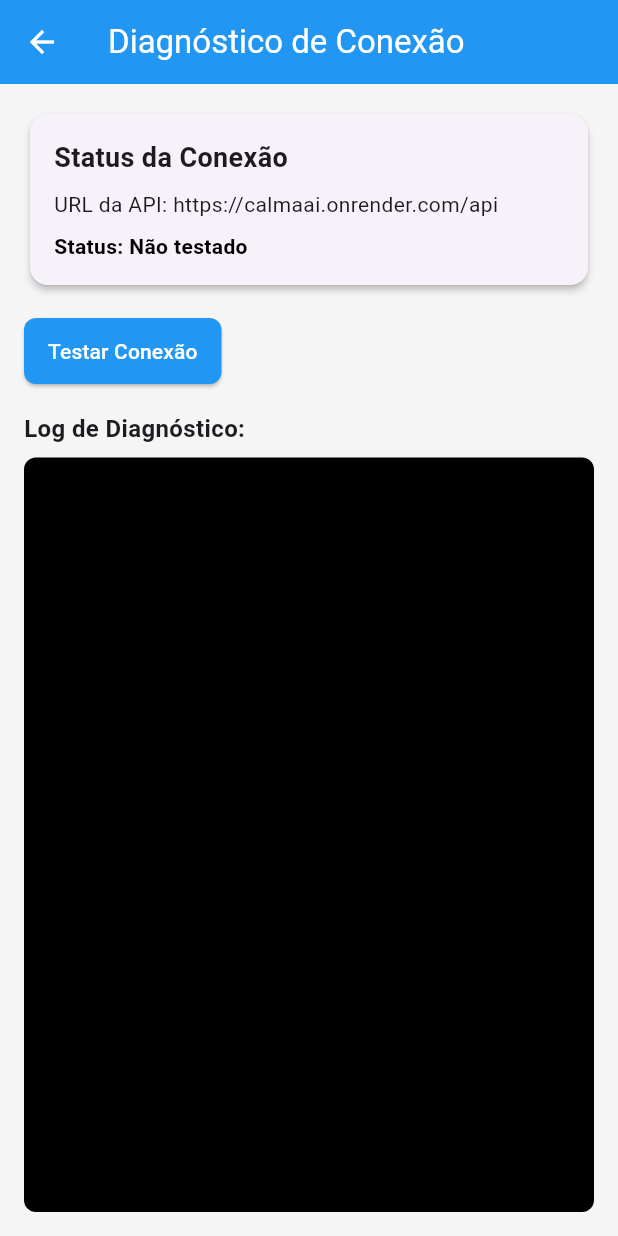
After one commit to Ed-die-lira/Calmaai, a Flutter app: the DiagnosticScreen screen opened by its route, on a phone screen of 412 x 824 dp. The commit adds this screen. Run offline on Flutter 3.47's test engine with Material 3 defaults, Android fonts, the phone set to English and light mode, and no system bars; our stand-ins replace audioplayers, firebase_core, flutter_local_notifications, flutter_secure_storage, timezone; missing offline and left inert: audioplayers_web, firebase_core_web, flutter_secure_storage_web, google_sign_in_web, onesignal_flutter, shared_preferences_web; accounts and stored records are empty.

Commit message:
Fix CORS ERRORs and implement diagnostic buttons

```diff
--- /dev/null
+++ b/calma_ai_flutter/lib/screens/diagnostic_screen.dart
@@ -0,0 +1,210 @@
+import 'package:flutter/material.dart';
+import 'package:provider/provider.dart';
+import '../services/api_service.dart';
+import '../services/auth_service.dart';
+
+class DiagnosticScreen extends StatefulWidget {
+  const DiagnosticScreen({Key? key}) : super(key: key);
+
+  @override
+  State<DiagnosticScreen> createState() => _DiagnosticScreenState();
+}
+
+class _DiagnosticScreenState extends State<DiagnosticScreen> {
+  bool _isLoading = false;
+  String _connectionStatus = 'Não testado';
+  String _apiUrl = '';
+  List<String> _logMessages = [];
+
+  @override
+  void initState() {
+    super.initState();
+    _getApiUrl();
+  }
+
+  Future<void> _getApiUrl() async {
+    final authService = Provider.of<AuthService>(context, listen: false);
+    final token = await authService.getToken();
+    final apiService = ApiService(token: token);
+
+    setState(() {
+      _apiUrl = apiService.baseUrl;
+    });
+  }
+
+  Future<void> _testCors(ApiService apiService) async {
+    _addLog('Testando configuração CORS...');
+
+    try {
+      final result = await apiService.testCors();
+
+      if (result['success'] == true) {
+        _addLog('CORS configurado corretamente!');
+        _addLog('Origem detectada: ${result['headers']['origin']}');
+      } else {
+        _addLog('Falha na configuração CORS: ${result['message']}');
+      }
+    } catch (e) {
+      _addLog('Erro ao testar CORS: $e');
+    }
+  }
+
+  Future<void> _testConnection() async {
+    setState(() {
+      _isLoading = true;
+      _connectionStatus = 'Testando...';
+      _logMessages = [];
+    });
+
+    try {
+      final authService = Provider.of<AuthService>(context, listen: false);
+      final token = await authService.getToken();
+      final apiService = ApiService(token: token);
+
+      _addLog('Testando conexão com: ${apiService.baseUrl}');
+
+      final success = await apiService.testConnection();
+
+      setState(() {
+        _isLoading = false;
+        _connectionStatus =
+            success ? 'Conectado com sucesso!' : 'Falha na conexão';
+      });
+
+      _addLog('Resultado do teste: ${success ? 'Sucesso' : 'Falha'}');
+
+      if (success) {
+        // Testar CORS primeiro
+        await _testCors(apiService);
+        // Depois testar meditações
+        await _testMeditations(apiService);
+      }
+    } catch (e) {
+      setState(() {
+        _isLoading = false;
+        _connectionStatus = 'Erro: $e';
+      });
+
+      _addLog('Erro no teste: $e');
+    }
+  }
+
+  Future<void> _testMeditations(ApiService apiService) async {
+    _addLog('Testando obtenção de meditações...');
+
+    try {
+      final meditations = await apiService.getMeditations();
+      _addLog('Meditações obtidas com sucesso: ${meditations.length} itens');
+
+      for (var meditation in meditations) {
+        _addLog('- ${meditation.title} (${meditation.category})');
+      }
+    } catch (e) {
+      _addLog('Erro ao obter meditações: $e');
+    }
+  }
+
+  void _addLog(String message) {
+    setState(() {
+      _logMessages
+          .add('${DateTime.now().toString().substring(11, 19)}: $message');
+    });
+  }
+
+  @override
+  Widget build(BuildContext context) {
+    return Scaffold(
+      appBar: AppBar(
+        title: const Text('Diagnóstico de Conexão'),
+      ),
+      body: Padding(
+        padding: const EdgeInsets.all(16.0),
+        child: Column(
+          crossAxisAlignment: CrossAxisAlignment.start,
+          children: [
+            Card(
+              child: Padding(
+                padding: const EdgeInsets.all(16.0),
+                child: Column(
+                  crossAxisAlignment: CrossAxisAlignment.start,
+                  children: [
+                    const Text(
+                      'Status da Conexão',
+                      style: TextStyle(
+                        fontSize: 18,
+                        fontWeight: FontWeight.bold,
+                      ),
+                    ),
+                    const SizedBox(height: 8),
+                    Text('URL da API: $_apiUrl'),
+                    const SizedBox(height: 8),
+                    Row(
+                      children: [
+                        Text(
+                          'Status: $_connectionStatus',
+                          style: TextStyle(
+                            color: _connectionStatus.contains('sucesso')
+                                ? Colors.green
+                                : _connectionStatus.contains('Falha') ||
+                                        _connectionStatus.contains('Erro')
+                                    ? Colors.red
+                                    : Colors.black,
+                            fontWeight: FontWeight.bold,
+                          ),
+                        ),
+                        if (_isLoading)
+                          const Padding(
+                            padding: EdgeInsets.only(left: 8.0),
+                            child: SizedBox(
+                              width: 16,
+                              height: 16,
+                              child: CircularProgressIndicator(strokeWidth: 2),
+                            ),
+                          ),
+                      ],
+                    ),
+                  ],
+                ),
+              ),
+            ),
+            const SizedBox(height: 16),
+            ElevatedButton(
+              onPressed: _isLoading ? null : _testConnection,
+              child: const Text('Testar Conexão'),
+            ),
+            const SizedBox(height: 16),
+            const Text(
+              'Log de Diagnóstico:',
+              style: TextStyle(
+                fontSize: 16,
+                fontWeight: FontWeight.bold,
+              ),
+            ),
+            const SizedBox(height: 8),
+            Expanded(
+              child: Container(
+                padding: const EdgeInsets.all(8.0),
+                decoration: BoxDecoration(
+                  color: Colors.black,
+                  borderRadius: BorderRadius.circular(8.0),
+                ),
+                child: ListView.builder(
+                  itemCount: _logMessages.length,
+                  itemBuilder: (context, index) {
+                    return Text(
+                      _logMessages[index],
+                      style: const TextStyle(
+                        color: Colors.green,
+                        fontFamily: 'monospace',
+                      ),
+                    );
+                  },
+                ),
+              ),
+            ),
+          ],
+        ),
+      ),
+    );
+  }
+}
```
Also changed, not shown: calma_ai_flutter/lib/main.dart (+62 -15 lines), calma_ai_flutter/lib/screens/settings_screen.dart (added, +202 -0 lines), calma_ai_flutter/lib/services/api_service.dart (+98 -5 lines), calma_ai_flutter/lib/widgets/app_drawer.dart (added, +123 -0 lines), 3 other files.
